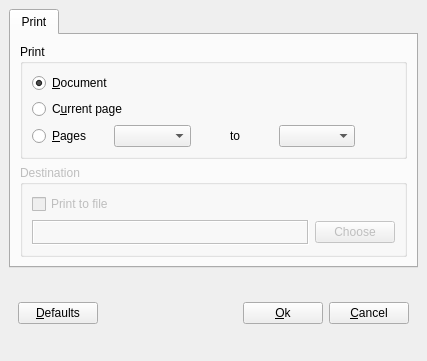
barak/djview4, file src/qdjviewprintdialog.ui: the form before one commit.
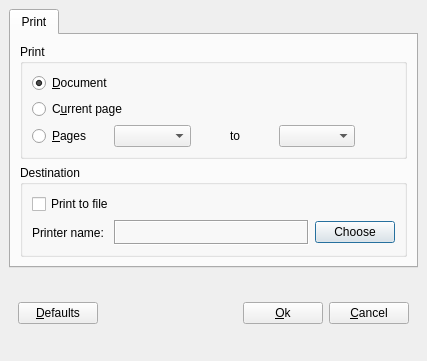
The form after the commit. Icons and pictures are not drawn.

Commit message: Revamped print dialog.

Patch:
```diff
--- a/src/qdjviewprintdialog.ui
+++ b/src/qdjviewprintdialog.ui
@@ -118,9 +118,6 @@
        </item>
        <item>
         <widget class="QGroupBox" name="destinationGroupBox" >
-         <property name="enabled" >
-          <bool>false</bool>
-         </property>
          <property name="title" >
           <string>Destination</string>
          </property>
@@ -171,6 +168,21 @@
               <property name="spacing" >
                <number>6</number>
               </property>
+              <item>
+               <widget class="QLabel" name="printNameLabel" >
+                <property name="sizePolicy" >
+                 <sizepolicy>
+                  <hsizetype>0</hsizetype>
+                  <vsizetype>5</vsizetype>
+                  <horstretch>0</horstretch>
+                  <verstretch>0</verstretch>
+                 </sizepolicy>
+                </property>
+                <property name="text" >
+                 <string>Printer name: </string>
+                </property>
+               </widget>
+              </item>
               <item>
                <widget class="QLabel" name="printerLabel" >
                 <property name="frameShape" >
```
Left out of the diff: 4 changed lines with no effect on the pictures. The commit also changes 4 other files.
